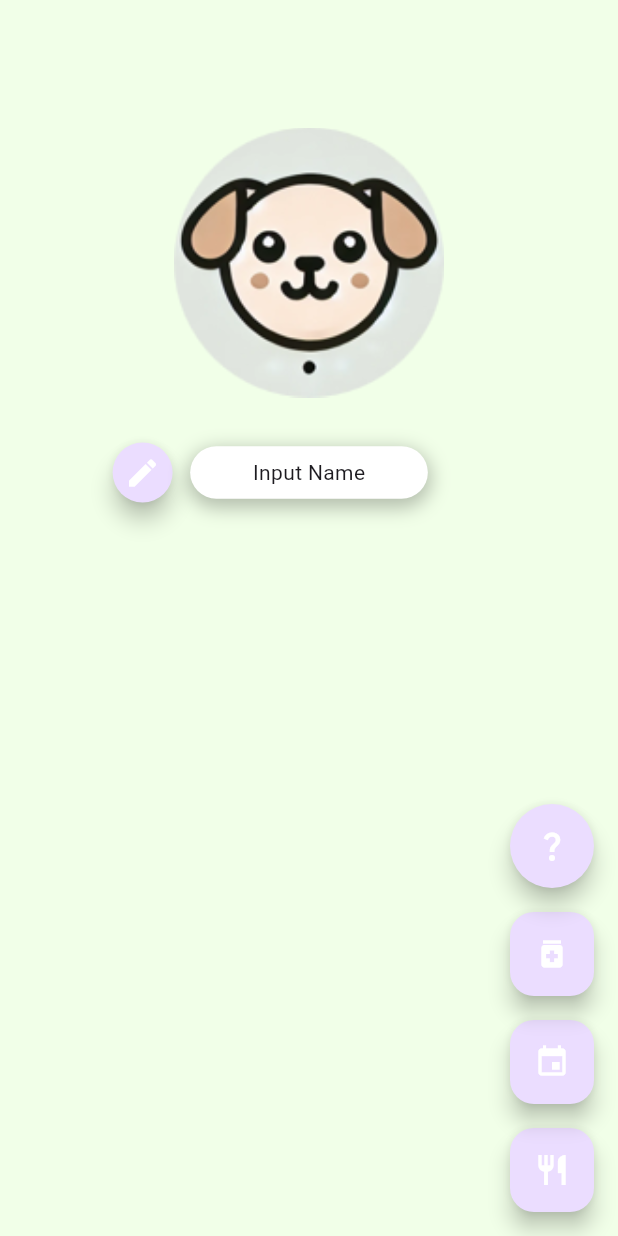
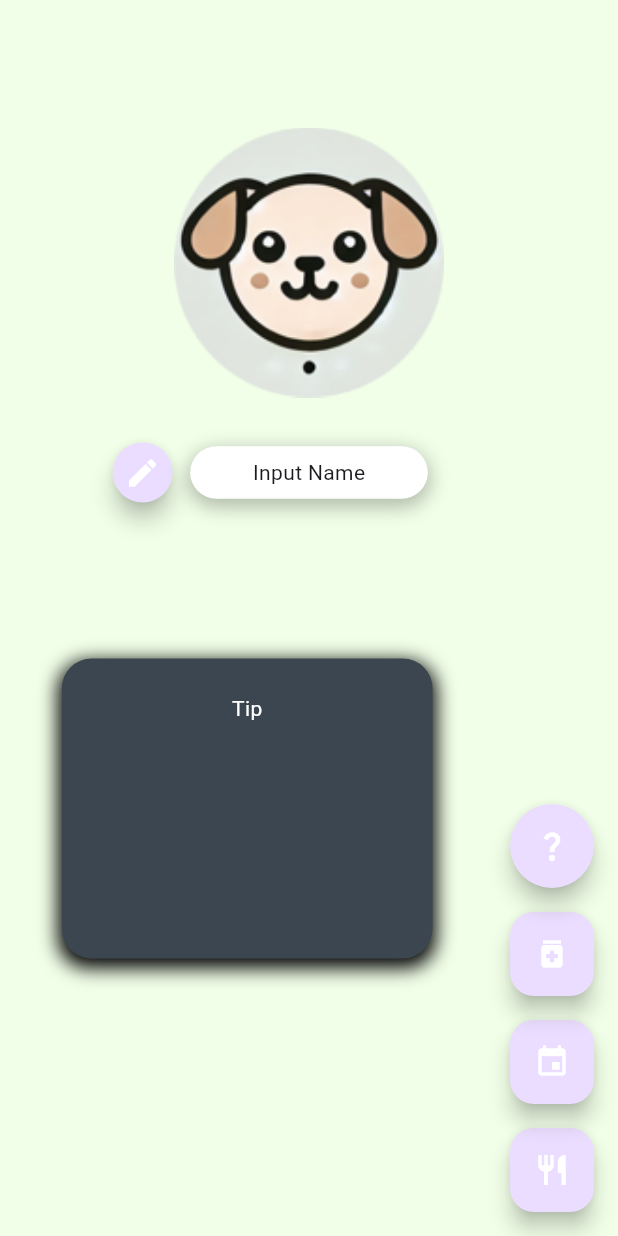
Before and after one commit to Ruhisawant/Pet-Care-App, a Flutter app: the screen it shows after launch, on a phone screen of 412 x 824 dp. Run offline on Flutter 3.47's test engine with Material 3 defaults, Android fonts, the phone set to English and light mode, and no system bars; our stand-ins replace table_calendar.

Commit message:
Created Tip Box

```diff
--- a/lib/main.dart
+++ b/lib/main.dart
@@ -35,6 +35,7 @@ class _MainPageState extends State<MainPage> {
   final TextEditingController _controller = TextEditingController();
   String _nameText = "Input Name";
   String _asset = "assets/images/Dog.png";
+  String _tip = "";
 
   @override
   Widget build(BuildContext context) {
@@ -113,6 +114,55 @@ class _MainPageState extends State<MainPage> {
                 Expanded(flex: 4, child: SizedBox(width: 1)),
               ],
             ),
+            const SizedBox(height: 100),
+            Row(
+              children: [
+                Expanded(flex: 1, child: SizedBox(width: 1)),
+                Expanded(
+                  flex: 6,
+                  child: Container(
+                    height: 200,
+                    width: 200,
+                    decoration: BoxDecoration(
+                      color: const Color.fromARGB(255, 60, 70, 80),
+                      borderRadius: BorderRadius.circular(20),
+                      boxShadow: [
+                        BoxShadow(
+                          color: Colors.black,
+                          blurRadius: 10.0,
+                          spreadRadius: 2.0,
+                          offset: Offset(0, 4),
+                        ),
+                      ],
+                    ),
+                    child: Column(
+                      children: <Widget>[
+                        Expanded(
+                          flex: 2,
+                          child: Center(
+                            child: const Text(
+                              "Tip",
+                              style: TextStyle(color: Colors.white),
+                            ),
+                          ),
+                        ),
+                        Expanded(
+                          flex: 3,
+                          child: Center(
+                            child: Text(
+                              _tip,
+                              style: TextStyle(color: Colors.white),
+                            ),
+                          ),
+                        ),
+                        Expanded(flex: 1, child: SizedBox(width: 1)),
+                      ],
+                    ),
+                  ),
+                ),
+                Expanded(flex: 3, child: SizedBox(width: 1)),
+              ],
+            ),
           ],
         ),
       ),
```
